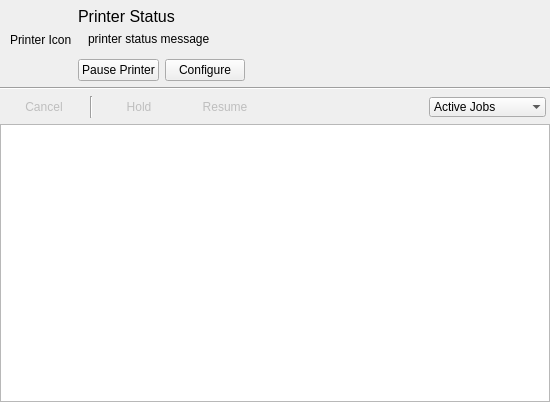
Above: printqueue/PrintQueueUi.ui from KDE/print-manager before the change. Below: the same form after it.
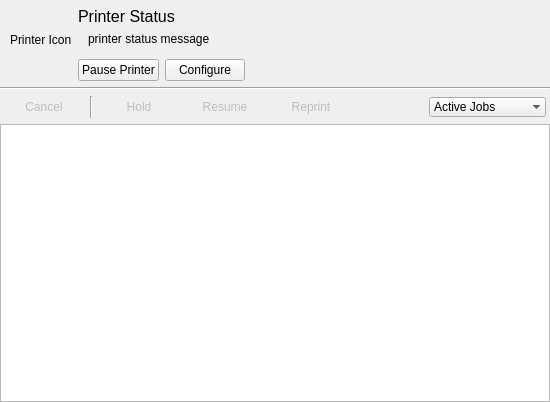
That is the form after the change. Custom widgets are drawn as their Qt base class.

Commit message: Add Reprint button to print-queue ui

```diff
--- a/printqueue/PrintQueueUi.ui
+++ b/printqueue/PrintQueueUi.ui
@@ -261,6 +261,19 @@
        </property>
       </widget>
      </item>
+     <item>
+      <widget class="QPushButton" name="reprintPB">
+       <property name="enabled">
+        <bool>false</bool>
+       </property>
+       <property name="text">
+        <string>Reprint</string>
+       </property>
+       <property name="flat">
+        <bool>true</bool>
+       </property>
+      </widget>
+     </item>
      <item>
       <spacer name="horizontalSpacer_2">
        <property name="orientation">
```
Left out of the diff: 11 changed lines with no effect on the pictures. The commit also changes 4 other files.
